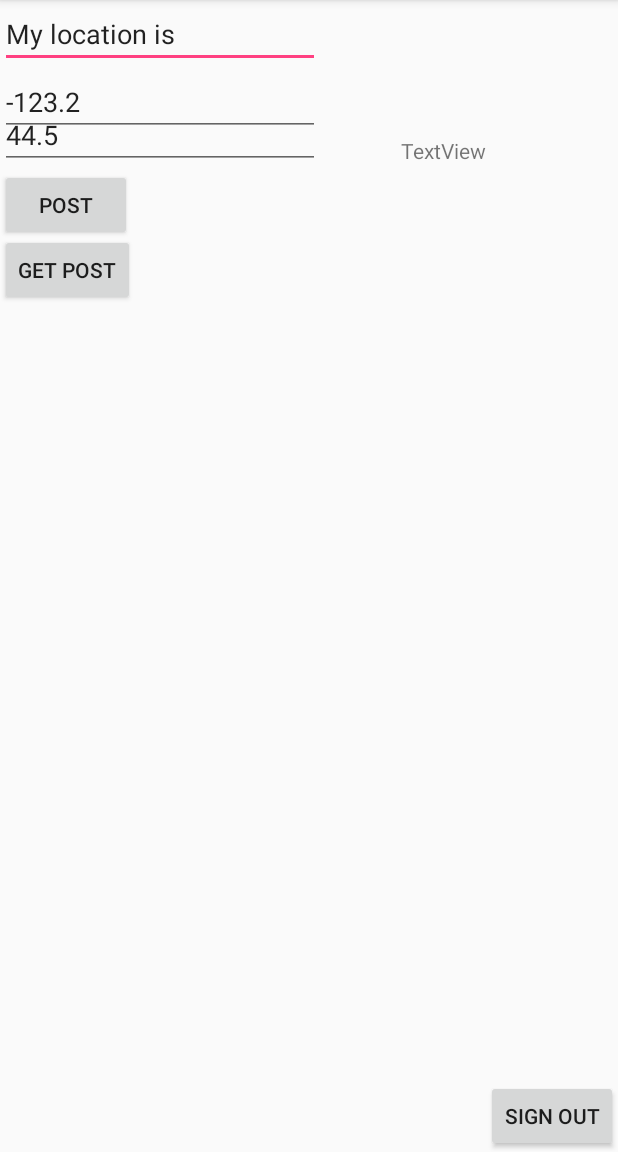
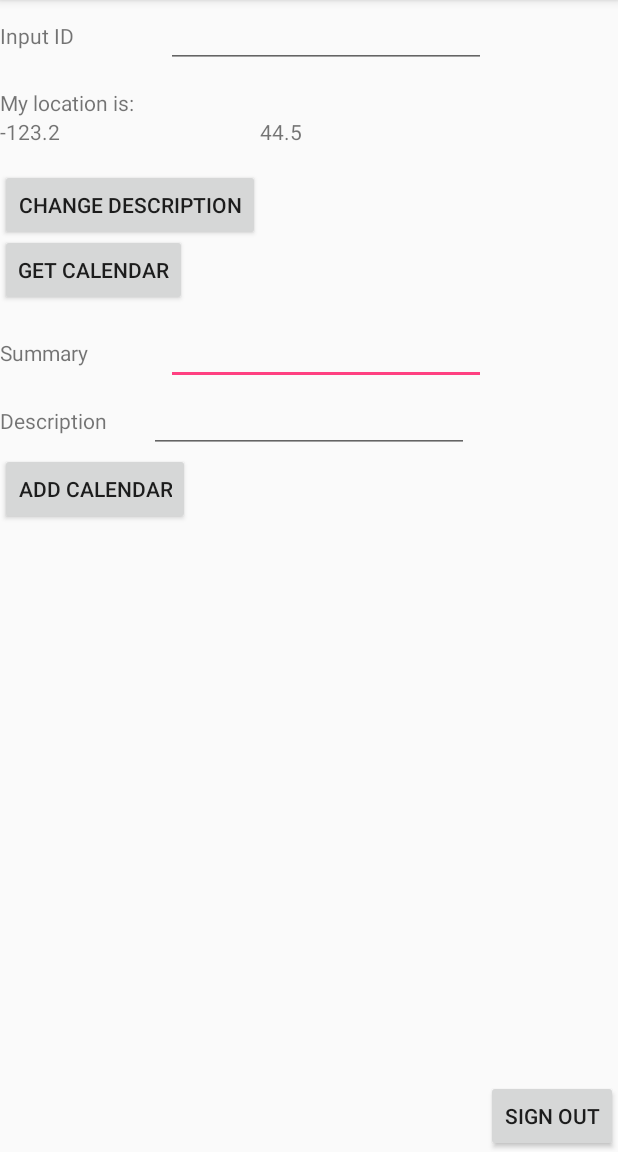
Before and after one commit to wjduand/hahaha, an Android app: the HorizontalViewActivity screen opened directly, with no data from a screen before it, on a phone screen of 412 x 824 dp, the part 84-1236 px from its top. Run offline under Robolectric (Android 15) with nearby library versions, the phone set to English and light mode, and no system bars; libraries missing offline, so code that uses them is left out: net.openid.appauth; 2 statements that could not run were skipped.

Commit message:
post,patch,logout

```diff
--- a/app/src/main/java/com/example/duanyi/myapplication/HorizontalViewActivity.java
+++ b/app/src/main/java/com/example/duanyi/myapplication/HorizontalViewActivity.java
@@ -59,6 +59,7 @@ import okhttp3.RequestBody;
 import okhttp3.Response;
 import okhttp3.MediaType;
 
+import com.google.android.gms.common.AccountPicker;
 import com.google.android.gms.common.ConnectionResult;
 import com.google.android.gms.common.GoogleApiAvailability;
 import com.google.android.gms.common.api.GoogleApiClient;
@@ -89,7 +90,7 @@ public class HorizontalViewActivity extends AppCompatActivity implements GoogleA
     @Override
     protected void onCreate(Bundle savedInstanceState) {
         super.onCreate(savedInstanceState);
-        SharedPreferences authPreference = getSharedPreferences("auth", MODE_PRIVATE);
+        final SharedPreferences authPreference = getSharedPreferences("auth", MODE_PRIVATE);
         setContentView(R.layout.activity_horizontal); //activity_api
         mAuthorizationService = new AuthorizationService(this);
         if(mGoogleApiClient == null){
@@ -144,7 +145,6 @@ public class HorizontalViewActivity extends AppCompatActivity implements GoogleA
                                     public void onResponse(Call call, Response response) throws IOException {
                                         String r = response.body().string();
                                         //Log.i("respong.body", response.body().string());
-                                        Log.i("herrrrrrererer:   " , r);
                                         try {
                                             JSONObject j = new JSONObject(r);
 
@@ -154,7 +154,9 @@ public class HorizontalViewActivity extends AppCompatActivity implements GoogleA
                                                 HashMap<String, String> m = new HashMap<String, String>();
                                                 m.put("summary", items.getJSONObject(i).getString("summary"));
                                                 m.put("id", items.getJSONObject(i).getString("id"));
-                                                m.put("description", items.getJSONObject(i).getString("description"));
+                                                if(items.getJSONObject(i).has("description")){
+                                                m.put("description", items.getJSONObject(i).getString("description"));}
+                                                //m.put("description", items.getJSONObject(i).getString("description"));
                                                 posts.add(m);
                                             }
                                             final SimpleAdapter postAdapter = new SimpleAdapter(
@@ -162,7 +164,7 @@ public class HorizontalViewActivity extends AppCompatActivity implements GoogleA
                                                     posts,
                                                     R.layout.google_plus_item,
                                                     new String[]{"summary","id","description"},
-                                                    new int[]{R.id.google_plus_item_date_text, R.id.google_plus_item_text, R.id.google_plus_location_text});
+                                                    new int[]{R.id.google_plus_item_date_text, R.id.google_plus_item_text, R.id.description_text});
                                             runOnUiThread(new Runnable() {
                                                 @Override
                                                 public void run() {
@@ -192,11 +194,13 @@ public class HorizontalViewActivity extends AppCompatActivity implements GoogleA
                         public void execute(@Nullable String accessToken, @Nullable String idToken, @Nullable AuthorizationException e) {
                             if (e == null) {
                                 mOkHttpClient = new OkHttpClient();//key = AIzaSyBFSvufl2Wxcl_587Lp8AaUk-jpV8CjAu8
-                                HttpUrl reqUrl = HttpUrl.parse("https://www.googleapis.com/plusDomains/v1/people/me/activities/");//102828643594070495481
+                                EditText edittext_caid = (EditText) findViewById(R.id.calendarid);
+                                String text_caid = edittext_caid.getText().toString();
+                                HttpUrl reqUrl = HttpUrl.parse("https://www.googleapis.com/calendar/v3/calendars/" + text_caid);
                                 //reqUrl = reqUrl.newBuilder().addQueryParameter("key", "AIzaSyBFSvufl2Wxcl_587Lp8AaUk-jpV8CjAu8").build();
                                 //String json = "{'object': { 'originalContent' : 'QAQ' }, 'access': {'domainRestricted' : true }}";
-                                EditText edittext_lat = (EditText) findViewById(R.id.lat_output);
-                                EditText edittext_long = (EditText) findViewById(R.id.long_output);
+                                TextView edittext_lat = (TextView) findViewById(R.id.lat_output);
+                                TextView edittext_long = (TextView) findViewById(R.id.long_output);
                                 String text_lat = edittext_lat.getText().toString();
                                 String text_long = edittext_long.getText().toString();
                                 String loca = "My location is: ";
@@ -204,7 +208,51 @@ public class HorizontalViewActivity extends AppCompatActivity implements GoogleA
                                 String longt = "Longitude: ";
                                 String comma = ", ";
                                 //string Jason = "{ 'object': ' " + variableName + " '}"
-                                String json = "{'object': { 'originalContent' : ' " + loca + "" + lat + "" + text_lat + "" + comma + "" + longt + "" + text_long + " ' }, 'access': {'domainRestricted' : true }}";
+                                String json = "{ 'description' : ' " + loca + "" + lat + "" + text_lat + "" + comma + "" + longt + "" + text_long + " ' }";
+                                RequestBody body = RequestBody.create(JSON, json);
+                                Request request = new Request.Builder()
+                                        .url(reqUrl)
+                                        .patch(body)
+                                        .addHeader("Authorization", "Bearer " + accessToken)
+                                        .build();
+
+                                mOkHttpClient.newCall(request).enqueue(new Callback() {
+                                    @Override
+                                    public void onFailure(Call call, IOException e) {
+                                        e.printStackTrace();
+                                    }
+
+                                    @Override
+                                    public void onResponse(Call call, Response response) throws IOException {
+                                        String r = response.body().string();
+                                    }
+                                });
+                            }
+                        }
+                    });
+                } catch (Exception e) {
+                    e.printStackTrace();
+                }
+            }
+        });
+        ((Button) findViewById(R.id.add_calendar_button)).setOnClickListener(new View.OnClickListener() {
+            @Override
+            public void onClick(View v) {
+                try {
+                    mAuthState.performActionWithFreshTokens(mAuthorizationService, new AuthState.AuthStateAction() {
+                        @Override
+                        public void execute(@Nullable String accessToken, @Nullable String idToken, @Nullable AuthorizationException e) {
+                            if (e == null) {
+                                mOkHttpClient = new OkHttpClient();//key = AIzaSyBFSvufl2Wxcl_587Lp8AaUk-jpV8CjAu8
+                                HttpUrl reqUrl = HttpUrl.parse("https://www.googleapis.com/calendar/v3/calendars");
+                                //reqUrl = reqUrl.newBuilder().addQueryParameter("key", "AIzaSyBFSvufl2Wxcl_587Lp8AaUk-jpV8CjAu8").build();
+                                //String json = "{'object': { 'originalContent' : 'QAQ' }, 'access': {'domainRestricted' : true }}";
+                                EditText edittext_summary = (EditText) findViewById(R.id.new_summary);
+                                EditText edittext_description = (EditText) findViewById(R.id.new_description);
+                                String text_summary = edittext_summary.getText().toString();
+                                String text_description = edittext_description.getText().toString();
+                                //string Jason = "{ 'object': ' " + variableName + " '}"
+                                String json = "{ 'description' : ' " + text_description + " ', 'summary' : ' " + text_summary + " '}";
                                 RequestBody body = RequestBody.create(JSON, json);
                                 Request request = new Request.Builder()
                                         .url(reqUrl)
@@ -234,11 +282,10 @@ public class HorizontalViewActivity extends AppCompatActivity implements GoogleA
         ((Button) findViewById(R.id.sign_out)).setOnClickListener(new View.OnClickListener() {
             @Override
             public void onClick(View v) {
-                Uri uri = Uri.parse("http://www.google.com");
-                Intent intent = new Intent(Intent.ACTION_VIEW, uri);
-                startActivity(intent);
 
-
+                authPreference.edit().clear().commit();
+                Intent newIntent = new Intent(HorizontalViewActivity.this, MainActivity.class);
+                startActivity(newIntent);
             }
         });
     }
--- a/app/src/main/res/layout/activity_horizontal.xml
+++ b/app/src/main/res/layout/activity_horizontal.xml
@@ -9,7 +9,7 @@
 
 
     <Button
-        android:text="Get Post"
+        android:text="Get Calendar"
         android:layout_width="wrap_content"
         android:layout_height="wrap_content"
         android:id="@+id/google_plus_get_post_button"
@@ -19,50 +19,6 @@
         android:layout_alignParentStart="true"
         android:layout_marginTop="156dp" />
 
-    <ListView
-        android:layout_width="match_parent"
-        android:layout_height="match_parent"
-        android:id="@+id/google_post_list"
-        android:layout_below="@+id/google_plus_get_post_button"
-        android:layout_alignParentLeft="true"
-        android:layout_alignParentStart="true" />
-
-    <EditText
-        android:layout_width="wrap_content"
-        android:layout_height="wrap_content"
-        android:inputType="textPersonName"
-        android:ems="10"
-        android:id="@+id/editText"
-        android:text="My location is"
-        android:layout_alignParentTop="true"
-        android:layout_alignParentStart="true" />
-
-    <Button
-        android:text="Post"
-        android:layout_width="wrap_content"
-        android:layout_height="wrap_content"
-        android:id="@+id/google_plus_post_button"
-        android:layout_above="@+id/google_post_list"
-        android:layout_alignParentStart="true"
-        android:layout_marginBottom="43dp" />
-
-    <EditText
-        android:layout_width="wrap_content"
-        android:layout_height="wrap_content"
-        android:inputType="textPersonName"
-        android:ems="10"
-        android:id="@+id/lat_output"
-        android:layout_above="@+id/google_plus_post_button"
-        android:layout_alignParentStart="true" />
-
-    <EditText
-        android:layout_width="wrap_content"
-        android:layout_height="wrap_content"
-        android:inputType="textPersonName"
-        android:ems="10"
-        android:id="@+id/long_output"
-        android:layout_below="@+id/editText"
-        android:layout_alignParentStart="true" />
 
     <Button
         android:text="Sign Out"
@@ -73,11 +29,103 @@
         android:id="@+id/sign_out" />
 
     <TextView
-        android:text="TextView"
         android:layout_width="wrap_content"
         android:layout_height="wrap_content"
-        android:layout_below="@+id/long_output"
-        android:layout_toStartOf="@+id/sign_out"
+        android:layout_below="@+id/textView3"
+        android:id="@+id/long_output"
+        android:layout_alignParentStart="true" />
+
+    <TextView
+        android:layout_width="wrap_content"
+        android:layout_height="wrap_content"
+        android:layout_below="@+id/textView3"
+        android:layout_toEndOf="@+id/google_plus_post_button"
+        android:id="@+id/lat_output" />
+
+    <TextView
+        android:text="My location is: "
+        android:layout_width="wrap_content"
+        android:layout_height="wrap_content"
+        android:layout_below="@+id/calendarid"
+        android:layout_alignParentStart="true"
+        android:layout_marginTop="13dp"
         android:id="@+id/textView3" />
 
+    <TextView
+        android:text="Summary"
+        android:layout_width="wrap_content"
+        android:layout_height="wrap_content"
+        android:layout_below="@+id/google_plus_get_post_button"
+        android:layout_alignParentStart="true"
+        android:layout_marginTop="21dp"
+        android:id="@+id/textView5" />
+
+    <EditText
+        android:layout_width="wrap_content"
+        android:layout_height="wrap_content"
+        android:inputType="textPersonName"
+        android:ems="10"
+        android:id="@+id/new_summary"
+        android:layout_alignBaseline="@+id/textView5"
+        android:layout_alignBottom="@+id/textView5"
+        android:layout_toStartOf="@+id/sign_out" />
+
+    <EditText
+        android:layout_width="wrap_content"
+        android:layout_height="wrap_content"
+        android:inputType="textPersonName"
+        android:ems="10"
+        android:layout_below="@+id/new_summary"
+        android:layout_centerHorizontal="true"
+        android:id="@+id/new_description" />
+
+    <Button
+        android:text="Add Calendar"
+        android:layout_width="wrap_content"
+        android:layout_height="wrap_content"
+        android:id="@+id/add_calendar_button"
+        android:layout_below="@+id/new_description"
+        android:layout_alignParentStart="true" />
+
+    <Button
+        android:text="Change Description"
+        android:layout_width="wrap_content"
+        android:layout_height="wrap_content"
+        android:id="@+id/google_plus_post_button"
+        android:layout_marginTop="15dp"
+        android:layout_below="@+id/long_output"
+        android:layout_alignParentStart="true" />
+
+    <ListView
+        android:layout_width="match_parent"
+        android:layout_height="match_parent"
+        android:id="@+id/google_post_list"
+        android:layout_below="@+id/add_calendar_button"
+        android:layout_alignParentStart="true" />
+
+    <TextView
+        android:text="Description"
+        android:layout_width="wrap_content"
+        android:layout_height="wrap_content"
+        android:id="@+id/textView11"
+        android:layout_alignBaseline="@+id/new_description"
+        android:layout_alignBottom="@+id/new_description" />
+
+    <EditText
+        android:layout_width="wrap_content"
+        android:layout_height="wrap_content"
+        android:inputType="textPersonName"
+        android:ems="10"
+        android:id="@+id/calendarid"
+        android:layout_alignParentTop="true"
+        android:layout_alignStart="@+id/new_summary" />
+
+    <TextView
+        android:text="Input ID"
+        android:layout_width="wrap_content"
+        android:layout_height="wrap_content"
+        android:id="@+id/textView4"
+        android:layout_alignBaseline="@+id/calendarid"
+        android:layout_alignBottom="@+id/calendarid" />
+
 </RelativeLayout>
--- a/app/src/main/res/layout/google_plus_item.xml
+++ b/app/src/main/res/layout/google_plus_item.xml
@@ -20,5 +20,6 @@
         android:text="Text"
         android:layout_width="wrap_content"
         android:layout_height="wrap_content"
-        android:id="@+id/google_plus_location_text" />
+        android:id="@+id/description_text" />
+
 </LinearLayout>
```
